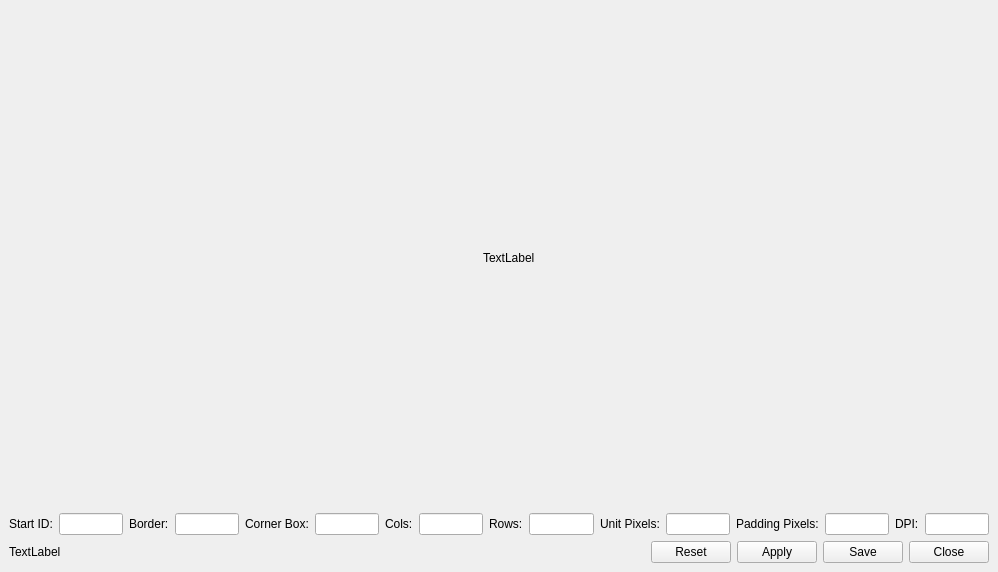
Above: mainwindow.ui from wangdongustc/AprilTagGenerator before the change. Below: the same form after it.
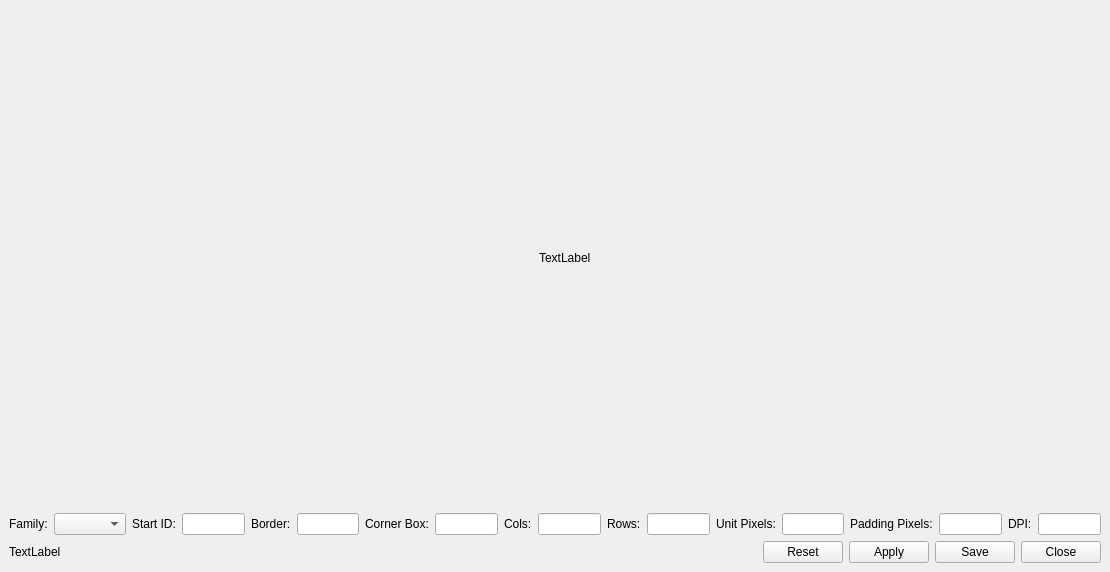
That is the form after the change.

Commit message: add TagFamily select

```diff
--- a/mainwindow.ui
+++ b/mainwindow.ui
@@ -6,7 +6,7 @@
    <rect>
     <x>0</x>
     <y>0</y>
-    <width>998</width>
+    <width>1110</width>
     <height>572</height>
    </rect>
   </property>
@@ -67,6 +67,20 @@
     </item>
     <item>
      <layout class="QHBoxLayout" name="horizontalLayout">
+      <item>
+       <widget class="QLabel" name="label_Family">
+        <property name="text">
+         <string>Family:</string>
+        </property>
+       </widget>
+      </item>
+      <item>
+       <widget class="QComboBox" name="comboBox_Family">
+        <property name="editable">
+         <bool>false</bool>
+        </property>
+       </widget>
+      </item>
       <item>
        <widget class="QLabel" name="label_ID">
         <property name="text">
```
The commit also changes 4 other files.
